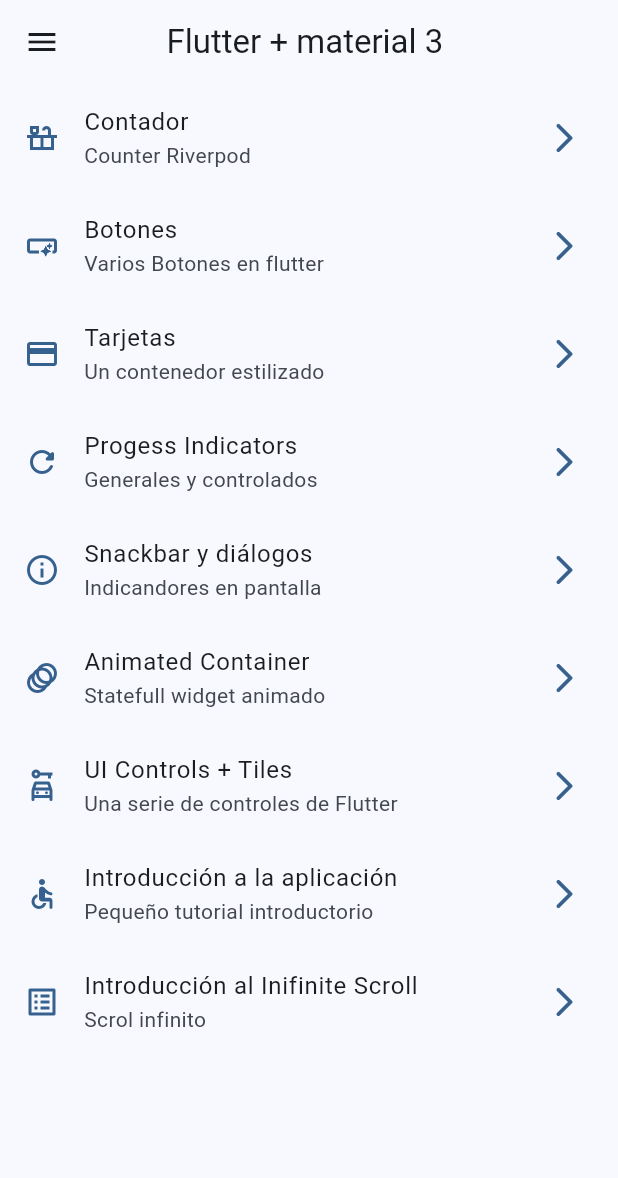
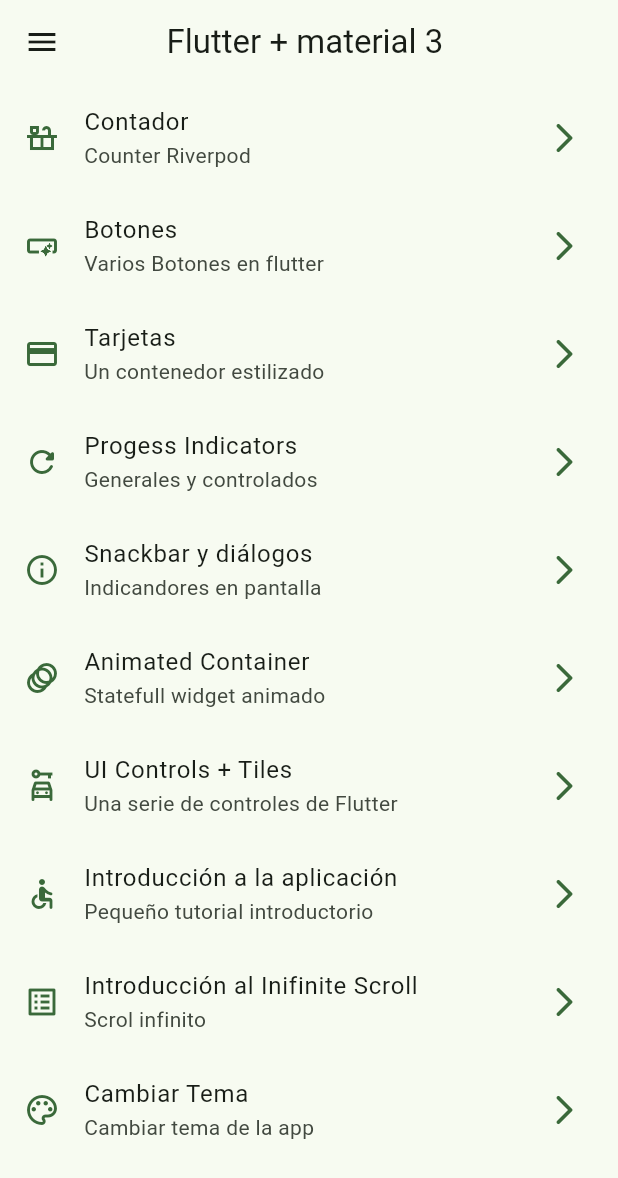
Before and after one commit to gabrielcabrera17/widget_app, a Flutter app: the screen it shows after launch, on a phone screen of 412 x 824 dp. Shown: the top 1178 px of the screen. Run offline on Flutter 3.47's test engine with Material 3 defaults, Android fonts, the phone set to English and light mode, and no system bars; our stand-ins replace animate_do, flutter_riverpod, go_router.

Commit message:
ejemplo dark and light mode in flutter

```diff
--- a/lib/config/menu/menu_items.dart
+++ b/lib/config/menu/menu_items.dart
@@ -85,12 +85,12 @@ const appMenuItems = <MenuItems>[
     icon: Icons.list_alt_outlined
   ),
 
-
-
-
-
-
-
+  MenuItems(
+    title: 'Cambiar Tema',
+    subTitle: 'Cambiar tema de la app',
+    link: '/theme-changer',
+    icon: Icons.color_lens_outlined
+  )
 
 
 ];
--- a/lib/config/router/app_router.dart
+++ b/lib/config/router/app_router.dart
@@ -58,6 +58,11 @@ final appRouter = GoRouter(
       builder: (context, state) => const CounterScreen(),
     ),
 
+     GoRoute(
+      path: '/theme-changer',
+      name: ThemeChangerScreen.name,
+      builder: (context, state) => const ThemeChangerScreen(),
+    ),
 
 
 
--- a/lib/config/theme/app_theme.dart
+++ b/lib/config/theme/app_theme.dart
@@ -15,15 +15,18 @@ final Color customColor = Color.fromARGB(227, 6, 212, 71);
 class AppTheme {
 
   final int selectedColor;
+  final bool isDarkMode;
 
   AppTheme({
-    this.selectedColor = 0
+    this.selectedColor = 0,
+    this.isDarkMode = false
   }): assert(selectedColor >= 0, 'Selected color must be greater then 0'),
       assert(selectedColor < colorList.length - 1, 'Selected color must be less or equal then ${ colorList.length}');
 
 
   ThemeData getTheme() => ThemeData(
     useMaterial3: true,
+    brightness: isDarkMode ? Brightness.dark : Brightness.light,
     colorSchemeSeed: colorList[selectedColor],
     appBarTheme: const AppBarTheme(
       centerTitle: true
--- a/lib/main.dart
+++ b/lib/main.dart
@@ -2,6 +2,7 @@ import 'package:flutter/material.dart';
 import 'package:flutter_riverpod/flutter_riverpod.dart';
 import 'package:widget_app/config/router/app_router.dart';
 import 'package:widget_app/config/theme/app_theme.dart';
+import 'package:widget_app/presentation/providers/theme_provider.dart';
 
 void main() {
   runApp(
@@ -11,16 +12,20 @@ void main() {
   );
 }
 
-class MainApp extends StatelessWidget {
+class MainApp extends ConsumerWidget {
   const MainApp({super.key});
 
+
   @override
-  Widget build(BuildContext context) {
+  Widget build(BuildContext context, ref) {
+
+    final isDarkMode = ref.watch(isDarModeProvider);
+    final colorSelected = ref.watch(selectedColorProvider);
     return MaterialApp.router(
       title: 'Sigo App',
       routerConfig: appRouter,
       debugShowCheckedModeBanner: false,
-      theme: AppTheme(selectedColor: 1).getTheme(),
+      theme: AppTheme(selectedColor: colorSelected, isDarkMode: isDarkMode).getTheme(),
 
     );
   }
--- /dev/null
+++ b/lib/presentation/providers/theme_provider.dart
@@ -0,0 +1,12 @@
+//Estado => Para manejar un booleano
+import 'package:flutter_riverpod/flutter_riverpod.dart';
+import 'package:widget_app/config/theme/app_theme.dart';
+
+final isDarModeProvider = StateProvider((ref) => false);
+
+//Lista de colores inmutable
+final colorListProvider = Provider((ref) => colorList);
+
+//un simple int
+
+final selectedColorProvider = StateProvider((ref) => 0,);
--- a/lib/presentation/screens/screens.dart
+++ b/lib/presentation/screens/screens.dart
@@ -12,3 +12,4 @@ export 'package:widget_app/presentation/screens/progress/progress_screen.dart';
 export 'package:widget_app/presentation/screens/snackbar/snackbar_screen.dart';
 export 'package:widget_app/presentation/screens/ui_controls/ui_controls_screen.dart';
 export 'package:widget_app/presentation/screens/counter/counter_screen.dart';
+export 'package:widget_app/presentation/screens/theme_changer/theme_changer_screen.dart';
```
Also changed, not shown: lib/presentation/screens/counter/counter_screen.dart (+18 -1 lines), lib/presentation/screens/theme_changer/theme_changer_screen.dart (added, +67 -0 lines), pubspec.lock.
